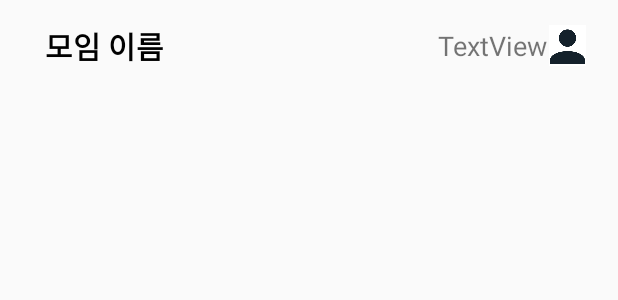
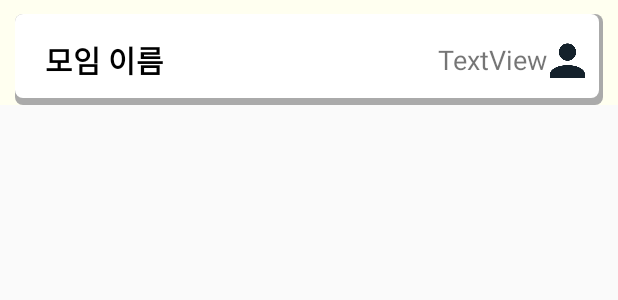
Before and after one commit to JoonSCode/PartyHere, an Android app: the layout fragment_main_meeting_list.xml on its own in the app's theme, with its tools: preview values and no code run, on a phone screen of 412 x 824 dp. Shown: the top 300 px of the screen. Run offline under Robolectric (Android 15) with nearby library versions, the phone set to English and light mode, and no system bars.

Commit message:
listview item design change

```diff
--- a/app/src/main/java/com/inhascp/partyhere/ExistingMeeting/CalculateActivity.java
+++ b/app/src/main/java/com/inhascp/partyhere/ExistingMeeting/CalculateActivity.java
@@ -2,6 +2,7 @@ package com.inhascp.partyhere.ExistingMeeting;
 
 import android.os.AsyncTask;
 import android.os.Bundle;
+import android.util.Log;
 import android.util.Pair;
 
 import androidx.appcompat.app.AppCompatActivity;
@@ -44,7 +45,7 @@ public class CalculateActivity extends AppCompatActivity {
     @Override
     protected void onCreate(Bundle savedInstanceState) {
         super.onCreate(savedInstanceState);
-        setContentView(R.layout.activity_calculate);
+       // setContentView(R.layout.activity_calculate);
 
 
         MEETING_KEY = getIntent().getStringExtra("MEETING_KEY");
@@ -69,7 +70,7 @@ public class CalculateActivity extends AppCompatActivity {
         protected StringBuilder doInBackground(URL... params) {
 
             HttpURLConnection mUrlConnection = null;
-
+            Log.d("맵 key", API_KEY);
             try {
                 for (int n = 0; n < PLACE_SIZE; n++) {//모든 상권에 대해 소요시간 검색(api url 만들기)
                     StringBuilder mJsonResults = new StringBuilder();
--- a/app/src/main/java/com/inhascp/partyhere/ExistingMeeting/ExistMeetingActivity.java
+++ b/app/src/main/java/com/inhascp/partyhere/ExistingMeeting/ExistMeetingActivity.java
@@ -181,6 +181,7 @@ public class ExistMeetingActivity extends AppCompatActivity {
                         double total = 0;
                         double average = 0;
                         for (int n = 0; n < lists.size(); n++) {
+                            Log.d("추천","i:"+Integer.toString(i) +", n:" +Integer.toString(n));
                             total = lists.get(n).get(i);
                         }
                         average = total / lists.size();//평균 이동시간
--- /dev/null
+++ b/app/src/main/res/drawable/list_shadow.xml
@@ -0,0 +1,17 @@
+<?xml version="1.0" encoding="utf-8"?>
+<layer-list xmlns:android="http://schemas.android.com/apk/res/android">
+    <item >
+        <shape
+            android:shape="rectangle">
+            <solid android:color="@android:color/darker_gray" />
+            <corners android:radius="5dp"/>
+        </shape>
+    </item>
+    <item android:right="3dp" android:left="0dp" android:bottom="5dp">
+        <shape
+            android:shape="rectangle">
+            <solid android:color="@android:color/white"/>
+            <corners android:radius="5dp"/>
+        </shape>
+    </item>
+</layer-list>
--- a/app/src/main/res/layout/fragment_main_meeting_list.xml
+++ b/app/src/main/res/layout/fragment_main_meeting_list.xml
@@ -2,14 +2,17 @@
 <FrameLayout xmlns:android="http://schemas.android.com/apk/res/android"
     xmlns:app="http://schemas.android.com/apk/res-auto"
     android:layout_width="match_parent"
-    android:layout_height="match_parent"
+    android:layout_height="70dp"
+    android:background="#FFFFF0"
     android:orientation="vertical">
 
     <LinearLayout
         android:layout_width="match_parent"
         android:layout_height="wrap_content"
+        android:layout_gravity="bottom"
         android:layout_marginLeft="10dp"
-        android:layout_marginRight="10dp">
+        android:layout_marginRight="10dp"
+        android:background="@drawable/list_shadow">
 
         <FrameLayout
             android:layout_width="wrap_content"
```
Also changed, not shown: app/src/main/java/com/inhascp/partyhere/ExistingMeeting/ExistMeetingFragmentMain.java (+1 -27 lines), app/src/main/java/com/inhascp/partyhere/NewMeeting/InputPlaceActivity.java (+5 -5 lines), app/src/main/res/drawable-v24/spinner_background.xml (deleted, +0 -13 lines), app/src/main/res/drawable/side_nav_bar.xml (deleted, +0 -9 lines), app/src/main/res/drawable/store_list_gradient.xml (added, +9 -0 lines), app/src/main/res/layout/activity_main.xml (+5 -4 lines), app/src/main/res/layout/fragment_exist_meeting_main.xml (+5 -11 lines), app/src/main/res/layout/storelist_view.xml (+10 -5 lines), app/src/main/res/values/strings.xml (+0 -18 lines).
